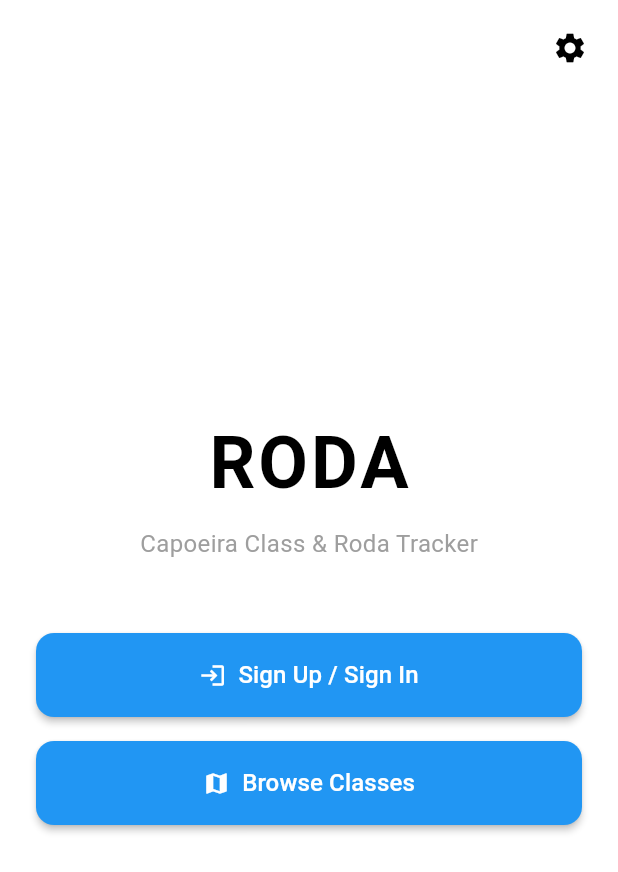
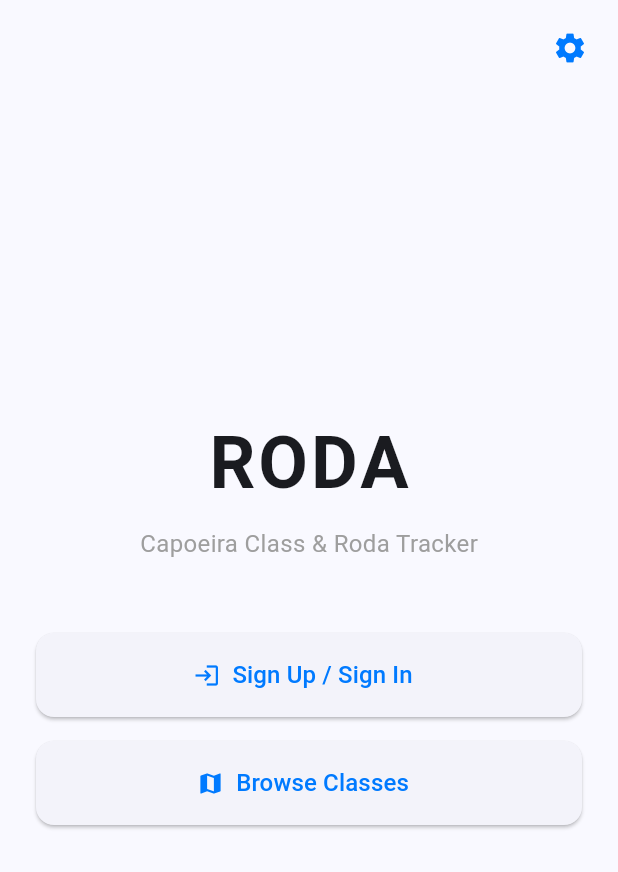
Before and after one commit to TempleOfNayra/roda, a Flutter app: the screen it shows after launch, on a phone screen of 412 x 824 dp. Shown: the top 872 px of the screen. Run offline on Flutter 3.47's test engine with Material 3 defaults, Android fonts, the phone set to English and light mode, and no system bars; our stand-ins replace app_links, cached_network_image, equatable, flutter_riverpod, geolocator, go_router and 3 more; missing offline and left inert: google_places_sdk; accounts and stored records are empty.

Commit message:
mpore cupertinos

```diff
--- /dev/null
+++ b/lib/core/theme/ios_theme.dart
@@ -0,0 +1,47 @@
+import 'package:flutter/cupertino.dart';
+
+class IOSTheme {
+  IOSTheme._();
+
+  static const CupertinoThemeData lightTheme = CupertinoThemeData(
+    brightness: Brightness.light,
+    primaryColor: CupertinoColors.activeBlue,
+    primaryContrastingColor: CupertinoColors.white,
+    barBackgroundColor: CupertinoColors.systemBackground,
+    scaffoldBackgroundColor: CupertinoColors.systemBackground,
+    textTheme: CupertinoTextThemeData(
+      primaryColor: CupertinoColors.label,
+      navTitleTextStyle: TextStyle(
+        fontSize: 17,
+        fontWeight: FontWeight.w600,
+        color: CupertinoColors.label,
+      ),
+      navLargeTitleTextStyle: TextStyle(
+        fontSize: 34,
+        fontWeight: FontWeight.bold,
+        color: CupertinoColors.label,
+      ),
+    ),
+  );
+
+  static const CupertinoThemeData darkTheme = CupertinoThemeData(
+    brightness: Brightness.dark,
+    primaryColor: CupertinoColors.activeBlue,
+    primaryContrastingColor: CupertinoColors.white,
+    barBackgroundColor: CupertinoColors.systemBackground,
+    scaffoldBackgroundColor: CupertinoColors.systemBackground,
+    textTheme: CupertinoTextThemeData(
+      primaryColor: CupertinoColors.label,
+      navTitleTextStyle: TextStyle(
+        fontSize: 17,
+        fontWeight: FontWeight.w600,
+        color: CupertinoColors.label,
+      ),
+      navLargeTitleTextStyle: TextStyle(
+        fontSize: 34,
+        fontWeight: FontWeight.bold,
+        color: CupertinoColors.label,
+      ),
+    ),
+  );
+}
--- a/lib/main.dart
+++ b/lib/main.dart
@@ -1,7 +1,8 @@
-import 'package:flutter/material.dart';
+import 'package:flutter/cupertino.dart';
+import 'package:flutter/material.dart' show WidgetsFlutterBinding, Brightness, MediaQuery, TextScaler;
 import 'package:flutter_riverpod/flutter_riverpod.dart';
 import 'package:roda/core/routing/app_router.dart';
-import 'package:roda/core/theme/app_theme.dart';
+import 'package:roda/core/theme/ios_theme.dart';
 import 'package:roda/core/config/supabase_config.dart';
 import 'package:app_links/app_links.dart';
 import 'package:supabase_flutter/supabase_flutter.dart';
@@ -57,11 +58,9 @@ class RodaApp extends ConsumerWidget {
   Widget build(BuildContext context, WidgetRef ref) {
     final router = ref.watch(appRouterProvider);
 
-    return MaterialApp.router(
+    return CupertinoApp.router(
       title: 'RODA',
-      theme: AppTheme.lightTheme,
-      darkTheme: AppTheme.lightTheme,  // Use light theme for dark mode too
-      themeMode: ThemeMode.light,  // Always use light theme
+      theme: IOSTheme.lightTheme,
       routerConfig: router,
       debugShowCheckedModeBanner: false,
       builder: (context, child) {
```
Also changed, not shown: lib/features/auth/presentation/pages/profile_page.dart (+145 -86 lines), lib/features/groups/presentation/pages/create_edit_group_modal.dart (+1 -10 lines).
